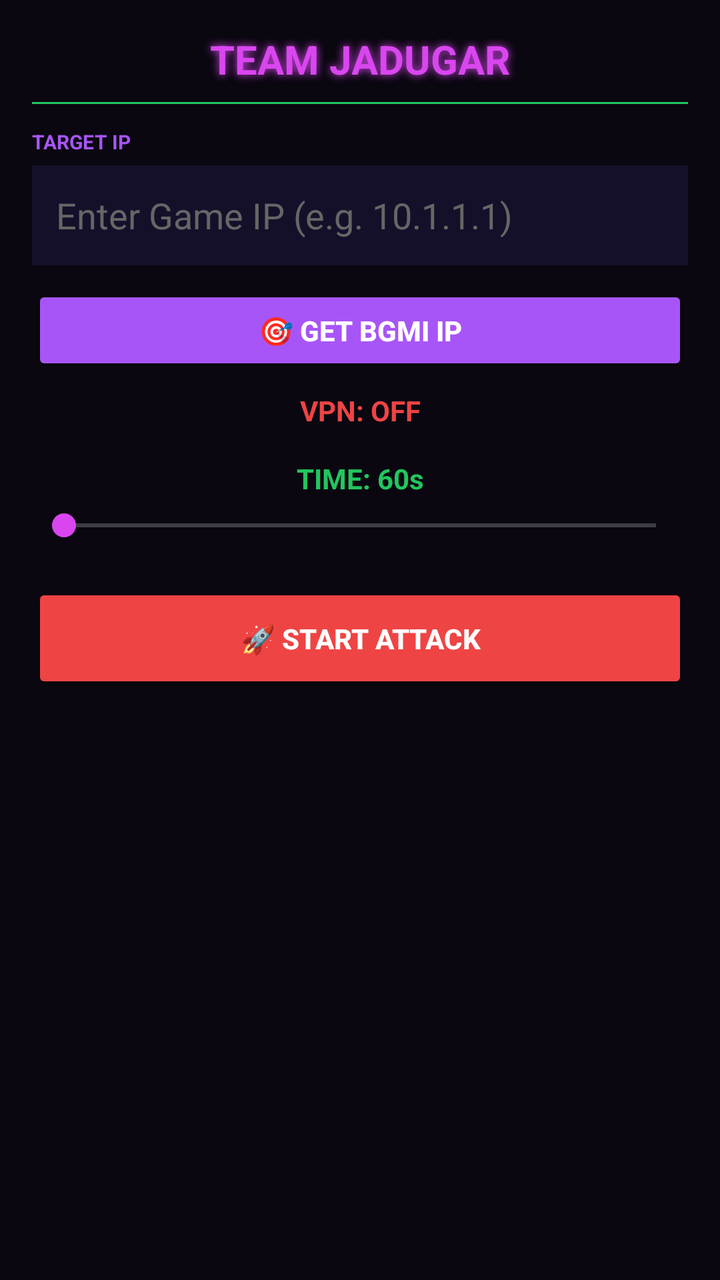
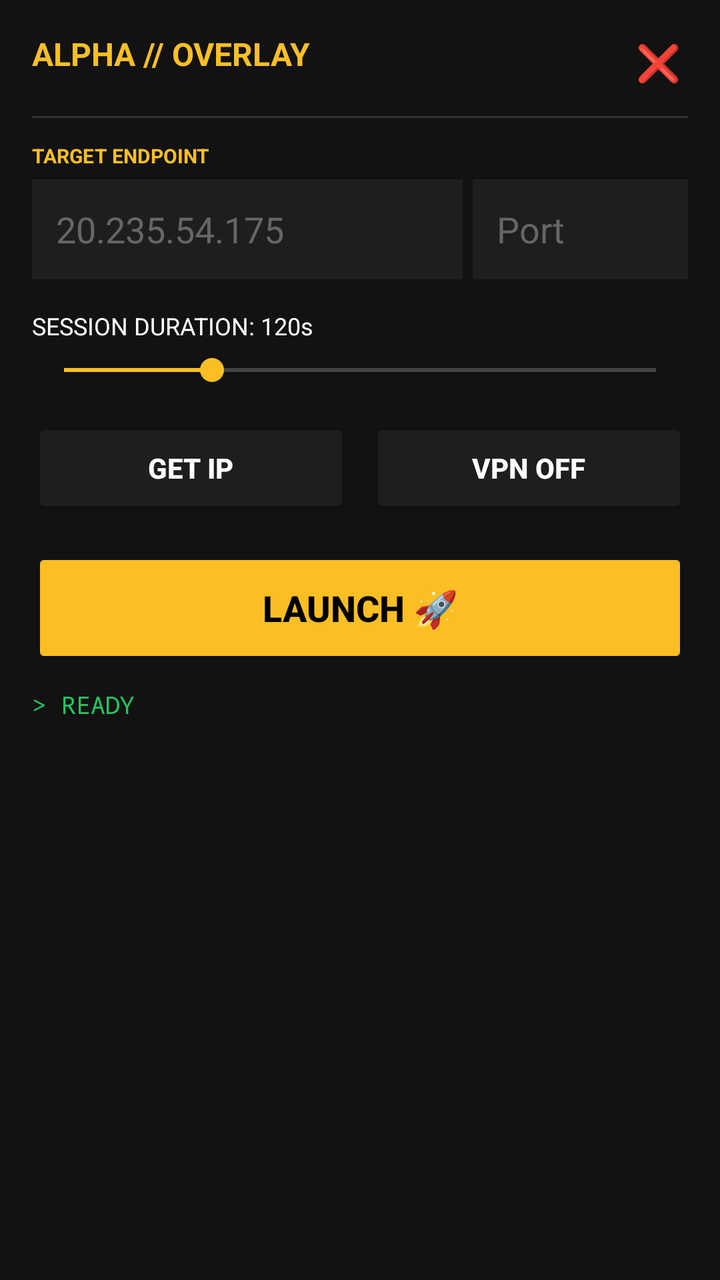

Before-and-after screenshots of an Android layout around one commit, followed by the original layout XML and the change that was made.
<!-- AndroidManifest.xml: application theme Theme.AppCompat.NoActionBar -->
<!-- res/layout/floating_panel.xml -->
<?xml version="1.0" encoding="utf-8"?>
<LinearLayout xmlns:android="http://schemas.android.com/apk/res/android"
    android:layout_width="320dp"
    android:layout_height="wrap_content"
    android:orientation="vertical"
    android:background="#0A0710"
    android:padding="16dp"
    android:elevation="10dp"
    android:backgroundTint="#0A0710">

    
    <TextView
        android:layout_width="match_parent"
        android:layout_height="wrap_content"
        android:text="TEAM JADUGAR"
        android:textColor="#D946EF"
        android:textStyle="bold"
        android:gravity="center"
        android:textSize="20sp"
        android:shadowColor="#D946EF"
        android:shadowDx="0"
        android:shadowDy="0"
        android:shadowRadius="10"/>

    <View
        android:layout_width="match_parent"
        android:layout_height="1dp"
        android:background="#22C55E"
        android:layout_marginTop="8dp"
        android:layout_marginBottom="12dp"/>

    
    <TextView
        android:layout_width="wrap_content"
        android:layout_height="wrap_content"
        android:text="TARGET IP"
        android:textColor="#A855F7"
        android:textSize="10sp"
        android:textStyle="bold"/>

    <EditText
        android:id="@+id/fEtIp"
        android:layout_width="match_parent"
        android:layout_height="50dp"
        android:hint="Enter Game IP (e.g. 10.1.1.1)"
        android:textColor="#FFFFFF"
        android:textColorHint="#666666"
        android:background="#15102A"
        android:padding="12dp"
        android:layout_marginTop="5dp"
        android:inputType="text"/>

    
    <Button
        android:id="@+id/fBtnGetIp"
        android:layout_width="match_parent"
        android:layout_height="45dp"
        android:text="🎯 GET BGMI IP"
        android:backgroundTint="#A855F7"
        android:textColor="#FFFFFF"
        android:textStyle="bold"
        android:layout_marginTop="10dp"/>

    
    <TextView
        android:id="@+id/fTvVpnStatus"
        android:layout_width="match_parent"
        android:layout_height="wrap_content"
        android:text="VPN: OFF"
        android:textColor="#EF4444"
        android:textStyle="bold"
        android:gravity="center"
        android:layout_marginTop="8dp"/>

    
    <TextView
        android:id="@+id/fTvTime"
        android:layout_width="match_parent"
        android:layout_height="wrap_content"
        android:text="TIME: 60s"
        android:textColor="#22C55E"
        android:textStyle="bold"
        android:gravity="center"
        android:layout_marginTop="15dp"/>
    
    <SeekBar
        android:id="@+id/fSeekBar"
        android:layout_width="match_parent"
        android:layout_height="wrap_content"
        android:max="240"
        android:progress="0"
        android:progressTint="#D946EF"
        android:thumbTint="#D946EF"
        android:layout_marginTop="5dp"/>

    
    <Button
        android:id="@+id/fBtnAttack"
        android:layout_width="match_parent"
        android:layout_height="55dp"
        android:text="🚀 START ATTACK"
        android:backgroundTint="#EF4444"
        android:textColor="#FFFFFF"
        android:textStyle="bold"
        android:layout_marginTop="20dp"/>

</LinearLayout>
<!-- resources referenced by this layout -->
<resources>

</resources>

<!-- the commit's change to res/layout/floating_panel.xml (unified diff, before → after) -->
@@ -3,105 +3,131 @@
     android:layout_width="320dp"
     android:layout_height="wrap_content"
     android:orientation="vertical"
-    android:background="#0A0710"
+    android:background="#121212"
     android:padding="16dp"
-    android:elevation="10dp"
-    android:backgroundTint="#0A0710">
+    android:elevation="10dp">
 
     
-    <TextView
+    <RelativeLayout
         android:layout_width="match_parent"
         android:layout_height="wrap_content"
-        android:text="TEAM JADUGAR"
-        android:textColor="#D946EF"
-        android:textStyle="bold"
-        android:gravity="center"
-        android:textSize="20sp"
-        android:shadowColor="#D946EF"
-        android:shadowDx="0"
-        android:shadowDy="0"
-        android:shadowRadius="10"/>
+        android:layout_marginBottom="12dp">
+        <TextView
+            android:layout_width="wrap_content"
+            android:layout_height="wrap_content"
+            android:text="ALPHA // OVERLAY"
+            android:textColor="#FBBF24"
+            android:textStyle="bold"
+            android:textSize="16sp"/>
+        <TextView
+            android:id="@+id/btnClose"
+            android:layout_width="30dp"
+            android:layout_height="30dp"
+            android:layout_alignParentEnd="true"
+            android:text="❌"
+            android:gravity="center"
+            android:textColor="#EF4444"
+            android:textSize="18sp"/>
+    </RelativeLayout>
 
-    <View
-        android:layout_width="match_parent"
-        android:layout_height="1dp"
-        android:background="#22C55E"
-        android:layout_marginTop="8dp"
-        android:layout_marginBottom="12dp"/>
+    <View android:layout_width="match_parent" android:layout_height="1dp" android:background="#333333" android:layout_marginBottom="12dp"/>
 
     
-    <TextView
-        android:layout_width="wrap_content"
+    <TextView android:layout_width="wrap_content" android:layout_height="wrap_content" android:text="TARGET ENDPOINT" android:textColor="#FBBF24" android:textSize="10sp" android:textStyle="bold"/>
+    
+    <LinearLayout
+        android:layout_width="match_parent"
         android:layout_height="wrap_content"
-        android:text="TARGET IP"
-        android:textColor="#A855F7"
-        android:textSize="10sp"
-        android:textStyle="bold"/>
-
-    <EditText
-        android:id="@+id/fEtIp"
-        android:layout_width="match_parent"
-        android:layout_height="50dp"
-        android:hint="Enter Game IP (e.g. 10.1.1.1)"
-        android:textColor="#FFFFFF"
-        android:textColorHint="#666666"
-        android:background="#15102A"
-        android:padding="12dp"
-        android:layout_marginTop="5dp"
-        android:inputType="text"/>
+        android:orientation="horizontal"
+        android:layout_marginTop="5dp">
+        <EditText
+            android:id="@+id/fEtIp"
+            android:layout_width="0dp"
+            android:layout_height="50dp"
+            android:layout_weight="2"
+            android:hint="20.235.54.175"
+            android:textColor="#FFFFFF"
+            android:textColorHint="#666666"
+            android:background="#1E1E1E"
+            android:padding="12dp"
+            android:layout_marginEnd="5dp"
+            android:inputType="text"/>
+        <EditText
+            android:id="@+id/fEtPort"
+            android:layout_width="0dp"
+            android:layout_height="50dp"
+            android:layout_weight="1"
+            android:hint="Port"
+            android:textColor="#FFFFFF"
+            android:textColorHint="#666666"
+            android:background="#1E1E1E"
+            android:padding="12dp"
+            android:inputType="number"/>
+    </LinearLayout>
 
     
-    <Button
-        android:id="@+id/fBtnGetIp"
-        android:layout_width="match_parent"
-        android:layout_height="45dp"
-        android:text="🎯 GET BGMI IP"
-        android:backgroundTint="#A855F7"
-        android:textColor="#FFFFFF"
-        android:textStyle="bold"
-        android:layout_marginTop="10dp"/>
-
-    
-    <TextView
-        android:id="@+id/fTvVpnStatus"
-        android:layout_width="match_parent"
-        android:layout_height="wrap_content"
-        android:text="VPN: OFF"
-        android:textColor="#EF4444"
-        android:textStyle="bold"
-        android:gravity="center"
-        android:layout_marginTop="8dp"/>
-
-    
-    <TextView
-        android:id="@+id/fTvTime"
-        android:layout_width="match_parent"
-        android:layout_height="wrap_content"
-        android:text="TIME: 60s"
-        android:textColor="#22C55E"
-        android:textStyle="bold"
-        android:gravity="center"
-        android:layout_marginTop="15dp"/>
+    <TextView android:id="@+id/fTvTime" android:layout_width="wrap_content" android:layout_height="wrap_content" android:text="SESSION DURATION: 120s" android:textColor="#FFFFFF" android:textSize="12sp" android:layout_marginTop="15dp"/>
     
     <SeekBar
         android:id="@+id/fSeekBar"
         android:layout_width="match_parent"
         android:layout_height="wrap_content"
         android:max="240"
-        android:progress="0"
-        android:progressTint="#D946EF"
-        android:thumbTint="#D946EF"
+        android:progress="60"
+        android:progressTint="#FBBF24"
+        android:thumbTint="#FBBF24"
         android:layout_marginTop="5dp"/>
+
+    
+    <LinearLayout
+        android:layout_width="match_parent"
+        android:layout_height="wrap_content"
+        android:orientation="horizontal"
+        android:layout_marginTop="15dp">
+        
+        <Button
+            android:id="@+id/fBtnGetIp"
+            android:layout_width="0dp"
+            android:layout_height="50dp"
+            android:layout_weight="1"
+            android:text="GET IP"
+            android:backgroundTint="#1E1E1E"
+            android:textColor="#FFFFFF"
+            android:textStyle="bold"
+            android:layout_marginEnd="5dp"/>
+            
+        <Button
+            android:id="@+id/fBtnVpnOff"
+            android:layout_width="0dp"
+            android:layout_height="50dp"
+            android:layout_weight="1"
+            android:text="VPN OFF"
+            android:backgroundTint="#1E1E1E"
+            android:textColor="#FFFFFF"
+            android:textStyle="bold"
+            android:layout_marginStart="5dp"/>
+    </LinearLayout>
 
     
     <Button
         android:id="@+id/fBtnAttack"
         android:layout_width="match_parent"
-        android:layout_height="55dp"
-        android:text="🚀 START ATTACK"
-        android:backgroundTint="#EF4444"
-        android:textColor="#FFFFFF"
+        android:layout_height="60dp"
+        android:text="LAUNCH 🚀"
+        android:backgroundTint="#FBBF24"
+        android:textColor="#000000"
         android:textStyle="bold"
-        android:layout_marginTop="20dp"/>
+        android:textSize="18sp"
+        android:layout_marginTop="15dp"/>
+        
+    <TextView
+        android:id="@+id/tvLog"
+        android:layout_width="match_parent"
+        android:layout_height="wrap_content"
+        android:text="> READY"
+        android:textColor="#22C55E"
+        android:fontFamily="monospace"
+        android:layout_marginTop="10dp"
+        android:textSize="12sp"/>
 
 </LinearLayout>
